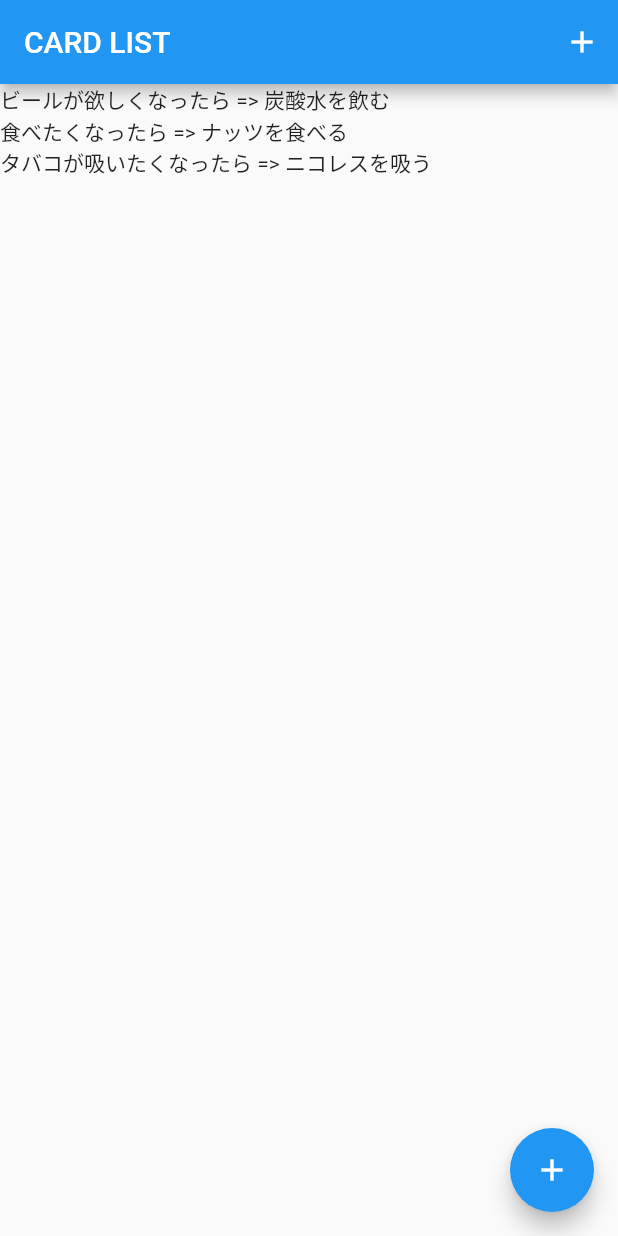
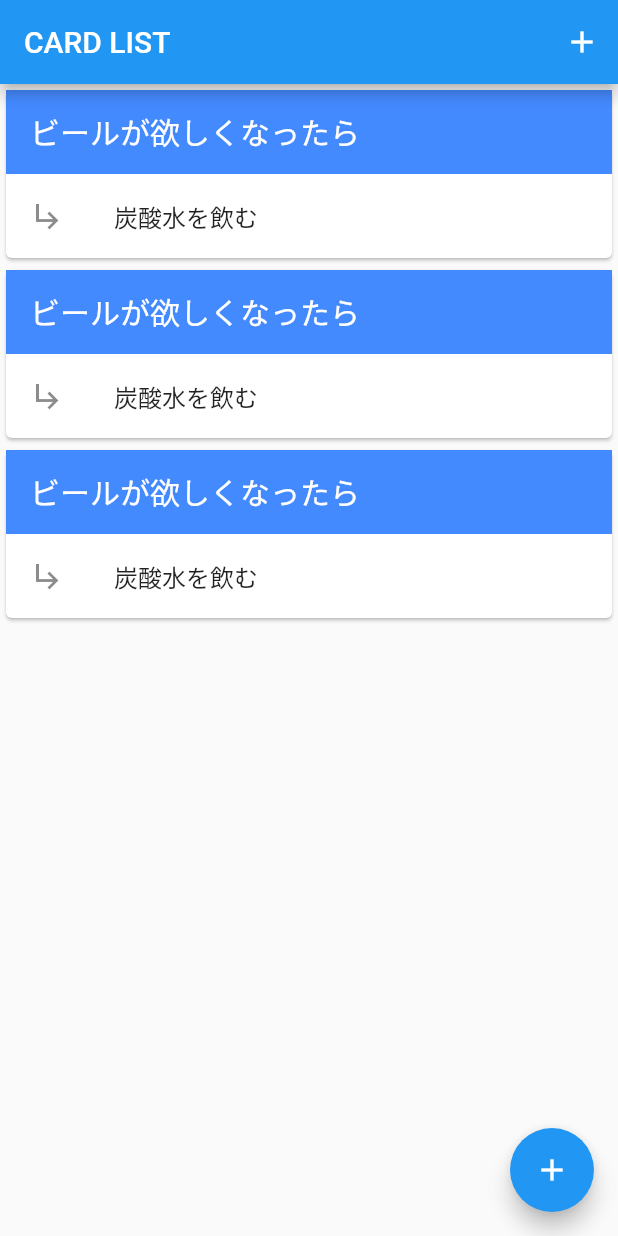
Before and after one commit to s4shiki/if_then_card, a Flutter app: the screen it shows after launch, on a phone screen of 412 x 824 dp. Run offline on Flutter 3.47's test engine with Material 2 defaults, Android fonts, the phone set to English and light mode, and no system bars.

Commit message:
ルールカードウィジェットの追加

```diff
--- a/lib/page/top_page.dart
+++ b/lib/page/top_page.dart
@@ -15,7 +15,6 @@ class TopPage extends StatelessWidget {
           )
         ],
       ),
-      // body: Center(child: Text('ルールを一覧表示するよ')),
       body: RuleListWidget(),
       floatingActionButton: FloatingActionButton(
         onPressed: () => print('ルール追加画面に遷移するよ'),
@@ -39,8 +38,35 @@ class RuleListWidget extends StatelessWidget {
       itemCount: rules.length, // リスト数を与える
       itemBuilder: (context, index) {
         // 表示内容を返す。itemCount分だけ繰り返される。indexは0からカウントアップする
-        return Text(rules[index]);
+        return RuleWidget();
       },
     );
   }
 }
+
+// ルールカード
+class RuleWidget extends StatelessWidget {
+  @override
+  Widget build(BuildContext context) {
+    return Card(
+      child: InkWell(
+        onLongPress: () => {print('長押しで削除するよ')},
+        child: Column(
+          children: [
+            ListTile(
+              title: Text(
+                'ビールが欲しくなったら',
+                style: TextStyle(fontSize: 20, color: Colors.white),
+              ),
+              tileColor: Colors.blueAccent,
+            ),
+            ListTile(
+              leading: Icon(Icons.subdirectory_arrow_right),
+              title: Text('炭酸水を飲む'),
+            ),
+          ],
+        ),
+      ),
+    );
+  }
+}
```
